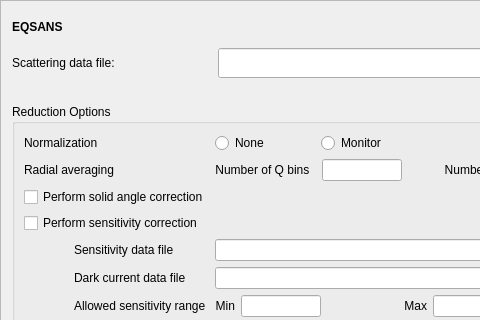
Above: Code/Mantid/Scripts/Interface/ui/sns_data_summary.ui from mantidproject/mantid before the change; both pictures show x 0 to 480 and y 0 to 320 of the 866 by 608 pixel window. Below: the same form after it.
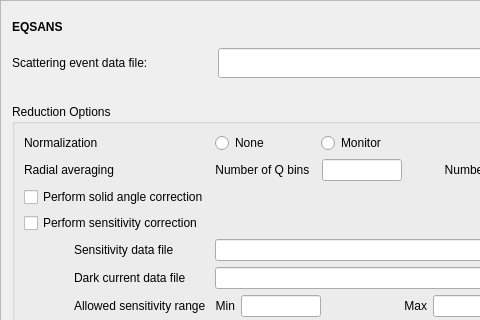
That is the form after the change.

Commit message: Specify that we need event data. Re #2450

```diff
--- a/Code/Mantid/Scripts/Interface/ui/sns_data_summary.ui
+++ b/Code/Mantid/Scripts/Interface/ui/sns_data_summary.ui
@@ -83,7 +83,7 @@
         </size>
        </property>
        <property name="text">
-        <string>Scattering data file:</string>
+        <string>Scattering event data file:</string>
        </property>
        <property name="alignment">
         <set>Qt::AlignLeading|Qt::AlignLeft|Qt::AlignVCenter</set>
```
Left out of the diff: 2 changed lines with no effect on the pictures. The commit also changes 2 other files.
